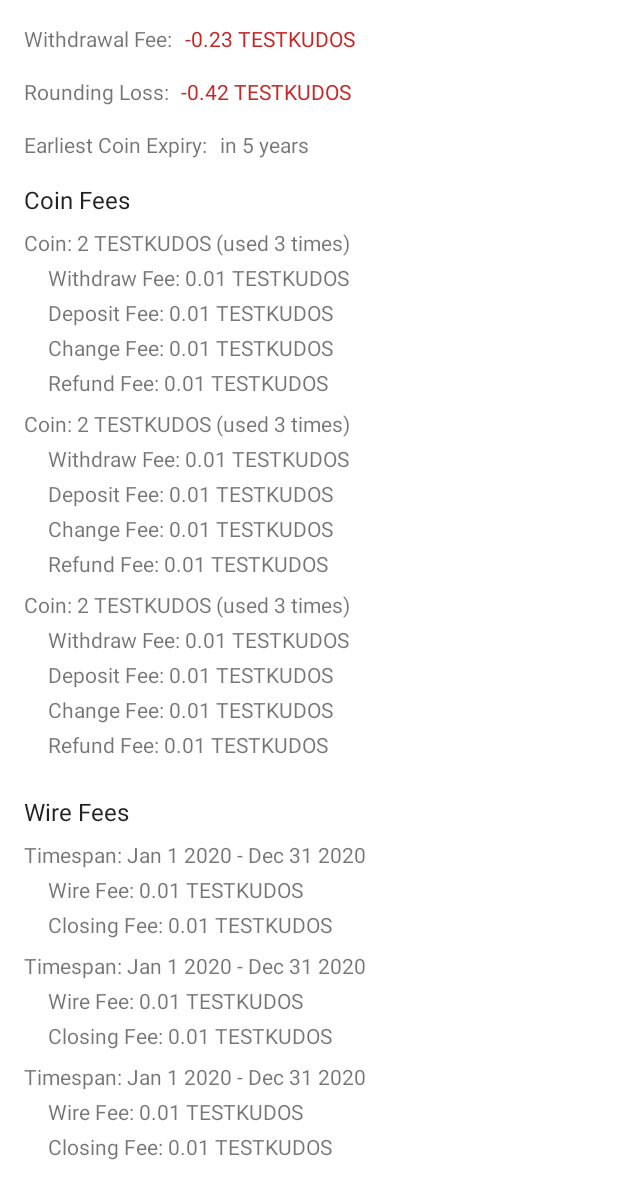
After one commit to mofosyne/taler-android, an Android app: the layout fragment_select_exchange.xml on its own in the app's theme, with its tools: preview values and no code run, on a phone screen of 412 x 824 dp. The commit adds this screen. Shown: the top 1199 px of the screen. Run offline under Robolectric (Android 15) with nearby library versions, the light colour scheme and no system bars.

Commit message:
[wallet] add option to see exchange's fee structure

```diff
--- a/taler-kotlin-common/src/main/java/net/taler/common/AndroidUtils.kt
+++ b/taler-kotlin-common/src/main/java/net/taler/common/AndroidUtils.kt
@@ -22,6 +22,7 @@ import android.net.ConnectivityManager
 import android.net.NetworkCapabilities.NET_CAPABILITY_INTERNET
 import android.os.Build.VERSION.SDK_INT
 import android.text.format.DateUtils.DAY_IN_MILLIS
+import android.text.format.DateUtils.FORMAT_ABBREV_ALL
 import android.text.format.DateUtils.FORMAT_ABBREV_MONTH
 import android.text.format.DateUtils.FORMAT_ABBREV_RELATIVE
 import android.text.format.DateUtils.FORMAT_NO_YEAR
@@ -88,3 +89,8 @@ fun Long.toAbsoluteTime(context: Context): CharSequence {
     val flags = FORMAT_SHOW_TIME or FORMAT_SHOW_DATE or FORMAT_SHOW_YEAR
     return formatDateTime(context, this, flags)
 }
+
+fun Long.toShortDate(context: Context): CharSequence {
+    val flags = FORMAT_SHOW_DATE or FORMAT_SHOW_YEAR or FORMAT_ABBREV_ALL
+    return formatDateTime(context, this, flags)
+}
--- /dev/null
+++ b/wallet/src/main/res/layout/fragment_select_exchange.xml
@@ -0,0 +1,135 @@
+<?xml version="1.0" encoding="utf-8"?><!--
+  ~ This file is part of GNU Taler
+  ~ (C) 2020 Taler Systems S.A.
+  ~
+  ~ GNU Taler is free software; you can redistribute it and/or modify it under the
+  ~ terms of the GNU General Public License as published by the Free Software
+  ~ Foundation; either version 3, or (at your option) any later version.
+  ~
+  ~ GNU Taler is distributed in the hope that it will be useful, but WITHOUT ANY
+  ~ WARRANTY; without even the implied warranty of MERCHANTABILITY or FITNESS FOR
+  ~ A PARTICULAR PURPOSE.  See the GNU General Public License for more details.
+  ~
+  ~ You should have received a copy of the GNU General Public License along with
+  ~ GNU Taler; see the file COPYING.  If not, see <http://www.gnu.org/licenses/>
+  -->
+
+<androidx.core.widget.NestedScrollView xmlns:android="http://schemas.android.com/apk/res/android"
+    xmlns:app="http://schemas.android.com/apk/res-auto"
+    xmlns:tools="http://schemas.android.com/tools"
+    android:layout_width="match_parent"
+    android:layout_height="match_parent">
+
+    <androidx.constraintlayout.widget.ConstraintLayout
+        android:layout_width="match_parent"
+        android:layout_height="wrap_content">
+
+        <TextView
+            android:id="@+id/withdrawFeeLabel"
+            android:layout_width="wrap_content"
+            android:layout_height="wrap_content"
+            android:layout_marginStart="16dp"
+            android:layout_marginTop="16dp"
+            android:text="@string/exchange_fee_withdrawal_fee_label"
+            app:layout_constraintStart_toStartOf="parent"
+            app:layout_constraintTop_toTopOf="parent" />
+
+        <TextView
+            android:id="@+id/withdrawFeeView"
+            android:layout_width="0dp"
+            android:layout_height="wrap_content"
+            android:layout_marginStart="8dp"
+            android:layout_marginEnd="16dp"
+            app:layout_constraintEnd_toEndOf="parent"
+            app:layout_constraintStart_toEndOf="@+id/withdrawFeeLabel"
+            app:layout_constraintTop_toTopOf="@+id/withdrawFeeLabel"
+            tools:text="-0.23 TESTKUDOS"
+            tools:textColor="@color/red" />
+
+        <TextView
+            android:id="@+id/overheadLabel"
+            android:layout_width="wrap_content"
+            android:layout_height="wrap_content"
+            android:layout_marginTop="16dp"
+            android:text="@string/exchange_fee_overhead_label"
+            app:layout_constraintStart_toStartOf="@+id/withdrawFeeLabel"
+            app:layout_constraintTop_toBottomOf="@+id/withdrawFeeLabel" />
+
+        <TextView
+            android:id="@+id/overheadView"
+            android:layout_width="0dp"
+            android:layout_height="wrap_content"
+            android:layout_marginStart="8dp"
+            app:layout_constraintEnd_toEndOf="@+id/withdrawFeeView"
+            app:layout_constraintStart_toEndOf="@+id/overheadLabel"
+            app:layout_constraintTop_toTopOf="@+id/overheadLabel"
+            tools:text="-0.42 TESTKUDOS"
+            tools:textColor="@color/red" />
+
+        <TextView
+            android:id="@+id/expirationLabel"
+            android:layout_width="wrap_content"
+            android:layout_height="wrap_content"
+            android:layout_marginTop="16dp"
+            android:text="@string/exchange_fee_coin_expiration_label"
+            app:layout_constraintStart_toStartOf="@+id/withdrawFeeLabel"
+            app:layout_constraintTop_toBottomOf="@+id/overheadLabel" />
+
+        <TextView
+            android:id="@+id/expirationView"
+            android:layout_width="0dp"
+            android:layout_height="wrap_content"
+            android:layout_marginStart="8dp"
+            app:layout_constraintEnd_toEndOf="@+id/withdrawFeeView"
+            app:layout_constraintStart_toEndOf="@+id/expirationLabel"
+            app:layout_constraintTop_toTopOf="@+id/expirationLabel"
+            tools:text="in 5 years" />
+
+        <TextView
+            android:id="@+id/coinFeesLabel"
+            android:layout_width="wrap_content"
+            android:layout_height="wrap_content"
+            android:layout_marginTop="16dp"
+            android:text="@string/exchange_fee_coin_fees_label"
+            android:textColor="?android:attr/textColorPrimary"
+            android:textSize="16sp"
+            app:layout_constraintStart_toStartOf="@+id/withdrawFeeLabel"
+            app:layout_constraintTop_toBottomOf="@+id/expirationLabel" />
+
+        <androidx.recyclerview.widget.RecyclerView
+            android:id="@+id/coinFeesList"
+            android:layout_width="0dp"
+            android:layout_height="wrap_content"
+            android:layout_marginTop="8dp"
+            android:overScrollMode="never"
+            app:layoutManager="androidx.recyclerview.widget.LinearLayoutManager"
+            app:layout_constraintEnd_toEndOf="@+id/withdrawFeeView"
+            app:layout_constraintStart_toStartOf="@+id/withdrawFeeLabel"
+            app:layout_constraintTop_toBottomOf="@+id/coinFeesLabel"
+            tools:listitem="@layout/list_item_coin_fee" />
+
+        <TextView
+            android:id="@+id/wireFeesLabel"
+            android:layout_width="wrap_content"
+            android:layout_height="wrap_content"
+            android:layout_marginTop="16dp"
+            android:text="@string/exchange_fee_wire_fees_label"
+            android:textColor="?android:attr/textColorPrimary"
+            android:textSize="16sp"
+            app:layout_constraintStart_toStartOf="@+id/withdrawFeeLabel"
+            app:layout_constraintTop_toBottomOf="@+id/coinFeesList" />
+
+        <androidx.recyclerview.widget.RecyclerView
+            android:id="@+id/wireFeesList"
+            android:layout_width="0dp"
+            android:layout_height="wrap_content"
+            android:layout_marginTop="8dp"
+            android:overScrollMode="never"
+            app:layoutManager="androidx.recyclerview.widget.LinearLayoutManager"
+            app:layout_constraintEnd_toEndOf="@+id/withdrawFeeView"
+            app:layout_constraintStart_toStartOf="@+id/withdrawFeeLabel"
+            app:layout_constraintTop_toBottomOf="@+id/wireFeesLabel"
+            tools:listitem="@layout/list_item_wire_fee" />
+
+    </androidx.constraintlayout.widget.ConstraintLayout>
+</androidx.core.widget.NestedScrollView>
--- /dev/null
+++ b/wallet/src/main/res/layout/list_item_coin_fee.xml
@@ -0,0 +1,78 @@
+<?xml version="1.0" encoding="utf-8"?><!--
+  ~ This file is part of GNU Taler
+  ~ (C) 2020 Taler Systems S.A.
+  ~
+  ~ GNU Taler is free software; you can redistribute it and/or modify it under the
+  ~ terms of the GNU General Public License as published by the Free Software
+  ~ Foundation; either version 3, or (at your option) any later version.
+  ~
+  ~ GNU Taler is distributed in the hope that it will be useful, but WITHOUT ANY
+  ~ WARRANTY; without even the implied warranty of MERCHANTABILITY or FITNESS FOR
+  ~ A PARTICULAR PURPOSE.  See the GNU General Public License for more details.
+  ~
+  ~ You should have received a copy of the GNU General Public License along with
+  ~ GNU Taler; see the file COPYING.  If not, see <http://www.gnu.org/licenses/>
+  -->
+
+<androidx.constraintlayout.widget.ConstraintLayout xmlns:android="http://schemas.android.com/apk/res/android"
+    xmlns:app="http://schemas.android.com/apk/res-auto"
+    xmlns:tools="http://schemas.android.com/tools"
+    android:layout_width="match_parent"
+    android:layout_height="wrap_content">
+
+    <TextView
+        android:id="@+id/coinView"
+        android:layout_width="0dp"
+        android:layout_height="wrap_content"
+        app:layout_constraintEnd_toEndOf="parent"
+        app:layout_constraintStart_toStartOf="parent"
+        app:layout_constraintTop_toTopOf="parent"
+        tools:text="Coin: 2 TESTKUDOS (used 3 times)" />
+
+    <TextView
+        android:id="@+id/withdrawFeeView"
+        android:layout_width="0dp"
+        android:layout_height="wrap_content"
+        android:layout_marginStart="16dp"
+        android:layout_marginTop="4dp"
+        app:layout_constraintEnd_toEndOf="parent"
+        app:layout_constraintStart_toStartOf="@+id/coinView"
+        app:layout_constraintTop_toBottomOf="@+id/coinView"
+        tools:text="Withdraw Fee: 0.01 TESTKUDOS" />
+
+    <TextView
+        android:id="@+id/depositFeeView"
+        android:layout_width="0dp"
+        android:layout_height="wrap_content"
+        android:layout_marginStart="16dp"
+        android:layout_marginTop="4dp"
+        app:layout_constraintEnd_toEndOf="parent"
+        app:layout_constraintStart_toStartOf="@+id/coinView"
+        app:layout_constraintTop_toBottomOf="@+id/withdrawFeeView"
+        tools:text="Deposit Fee: 0.01 TESTKUDOS" />
+
+    <TextView
+        android:id="@+id/refreshFeeView"
+        android:layout_width="0dp"
+        android:layout_height="wrap_content"
+        android:layout_marginStart="16dp"
+        android:layout_marginTop="4dp"
+        app:layout_constraintEnd_toEndOf="parent"
+        app:layout_constraintStart_toStartOf="@+id/coinView"
+        app:layout_constraintTop_toBottomOf="@+id/depositFeeView"
+        tools:text="Change Fee: 0.01 TESTKUDOS" />
+
+    <TextView
+        android:id="@+id/refundFeeView"
+        android:layout_width="0dp"
+        android:layout_height="wrap_content"
+        android:layout_marginStart="16dp"
+        android:layout_marginTop="4dp"
+        android:layout_marginBottom="8dp"
+        app:layout_constraintBottom_toBottomOf="parent"
+        app:layout_constraintEnd_toEndOf="parent"
+        app:layout_constraintStart_toStartOf="@+id/coinView"
+        app:layout_constraintTop_toBottomOf="@+id/refreshFeeView"
+        tools:text="Refund Fee: 0.01 TESTKUDOS" />
+
+</androidx.constraintlayout.widget.ConstraintLayout>
--- /dev/null
+++ b/wallet/src/main/res/layout/list_item_wire_fee.xml
@@ -0,0 +1,57 @@
+<?xml version="1.0" encoding="utf-8"?><!--
+  ~ This file is part of GNU Taler
+  ~ (C) 2020 Taler Systems S.A.
+  ~
+  ~ GNU Taler is free software; you can redistribute it and/or modify it under the
+  ~ terms of the GNU General Public License as published by the Free Software
+  ~ Foundation; either version 3, or (at your option) any later version.
+  ~
+  ~ GNU Taler is distributed in the hope that it will be useful, but WITHOUT ANY
+  ~ WARRANTY; without even the implied warranty of MERCHANTABILITY or FITNESS FOR
+  ~ A PARTICULAR PURPOSE.  See the GNU General Public License for more details.
+  ~
+  ~ You should have received a copy of the GNU General Public License along with
+  ~ GNU Taler; see the file COPYING.  If not, see <http://www.gnu.org/licenses/>
+  -->
+
+<androidx.constraintlayout.widget.ConstraintLayout xmlns:android="http://schemas.android.com/apk/res/android"
+    xmlns:app="http://schemas.android.com/apk/res-auto"
+    xmlns:tools="http://schemas.android.com/tools"
+    android:layout_width="match_parent"
+    android:layout_height="wrap_content">
+
+    <TextView
+        android:id="@+id/validityView"
+        android:layout_width="0dp"
+        android:layout_height="wrap_content"
+        app:layout_constrainedWidth="true"
+        app:layout_constraintEnd_toEndOf="parent"
+        app:layout_constraintStart_toStartOf="parent"
+        app:layout_constraintTop_toTopOf="parent"
+        tools:text="Timespan: Jan 1 2020 - Dec 31 2020" />
+
+    <TextView
+        android:id="@+id/wireFeeView"
+        android:layout_width="0dp"
+        android:layout_height="wrap_content"
+        android:layout_marginStart="16dp"
+        android:layout_marginTop="4dp"
+        app:layout_constraintEnd_toEndOf="parent"
+        app:layout_constraintStart_toStartOf="parent"
+        app:layout_constraintTop_toBottomOf="@+id/validityView"
+        tools:text="Wire Fee: 0.01 TESTKUDOS" />
+
+    <TextView
+        android:id="@+id/closingFeeView"
+        android:layout_width="0dp"
+        android:layout_height="wrap_content"
+        android:layout_marginStart="16dp"
+        android:layout_marginTop="4dp"
+        android:layout_marginBottom="8dp"
+        app:layout_constraintBottom_toBottomOf="parent"
+        app:layout_constraintEnd_toEndOf="parent"
+        app:layout_constraintStart_toStartOf="parent"
+        app:layout_constraintTop_toBottomOf="@+id/wireFeeView"
+        tools:text="Closing Fee: 0.01 TESTKUDOS" />
+
+</androidx.constraintlayout.widget.ConstraintLayout>
--- a/wallet/src/main/res/values/strings.xml
+++ b/wallet/src/main/res/values/strings.xml
@@ -23,6 +23,7 @@
 
     <string name="nav_prompt_withdraw">Withdraw Digital Cash</string>
     <string name="nav_exchange_tos">Exchange\'s Terms of Service</string>
+    <string name="nav_exchange_fees">Exchange Fees</string>
     <string name="nav_error">Error</string>
 
     <string name="button_back">Go Back</string>
@@ -103,6 +104,23 @@
     <string name="withdraw_error_title">Withdrawal Error</string>
     <string name="withdraw_error_message">Withdrawing is currently not possible. Please try again later!</string>
 
+    <string name="exchange_fee_withdrawal_fee_label">Withdrawal Fee:</string>
+    <string name="exchange_fee_overhead_label">Rounding Loss:</string>
+    <string name="exchange_fee_coin_expiration_label">Earliest Coin Expiry:</string>
+    <string name="exchange_fee_coin_fees_label">Coin Fees</string>
+    <string name="exchange_fee_wire_fees_label">Wire Fees</string>
+    <plurals name="exchange_fee_coin">
+        <item quantity="one">Coin: %s (used %d time)</item>
+        <item quantity="other">Coin: %s (used %d times)</item>
+    </plurals>
+    <string name="exchange_fee_withdraw_fee">Withdraw Fee: %s</string>
+    <string name="exchange_fee_deposit_fee">Deposit Fee: %s</string>
+    <string name="exchange_fee_refresh_fee">Change Fee: %s</string>
+    <string name="exchange_fee_refund_fee">Refund Fee: %s</string>
+    <string name="exchange_fee_wire_fee_timespan">Timespan: %1$s - %2$s</string>
+    <string name="exchange_fee_wire_fee_wire_fee">Wire Fee: %s</string>
+    <string name="exchange_fee_wire_fee_closing_fee">Closing Fee: %s</string>
+
     <string name="pending_operations_title">Pending Operations</string>
     <string name="pending_operations_refuse">Refuse Proposal</string>
     <string name="pending_operations_no_action">(no action)</string>
```
Also changed, not shown: wallet/src/main/java/net/taler/wallet/WalletViewModel.kt (+5 -2 lines), wallet/src/main/java/net/taler/wallet/withdraw/ExchangeFees.kt (added, +99 -0 lines), wallet/src/main/java/net/taler/wallet/withdraw/PromptWithdrawFragment.kt (+7 -6 lines), wallet/src/main/java/net/taler/wallet/withdraw/SelectExchangeFragment.kt (added, +136 -0 lines), wallet/src/main/java/net/taler/wallet/withdraw/WithdrawManager.kt (+13 -29 lines), wallet/src/main/res/layout/fragment_prompt_withdraw.xml (+23 -5 lines), wallet/src/main/res/navigation/nav_graph.xml (+8 -0 lines).
